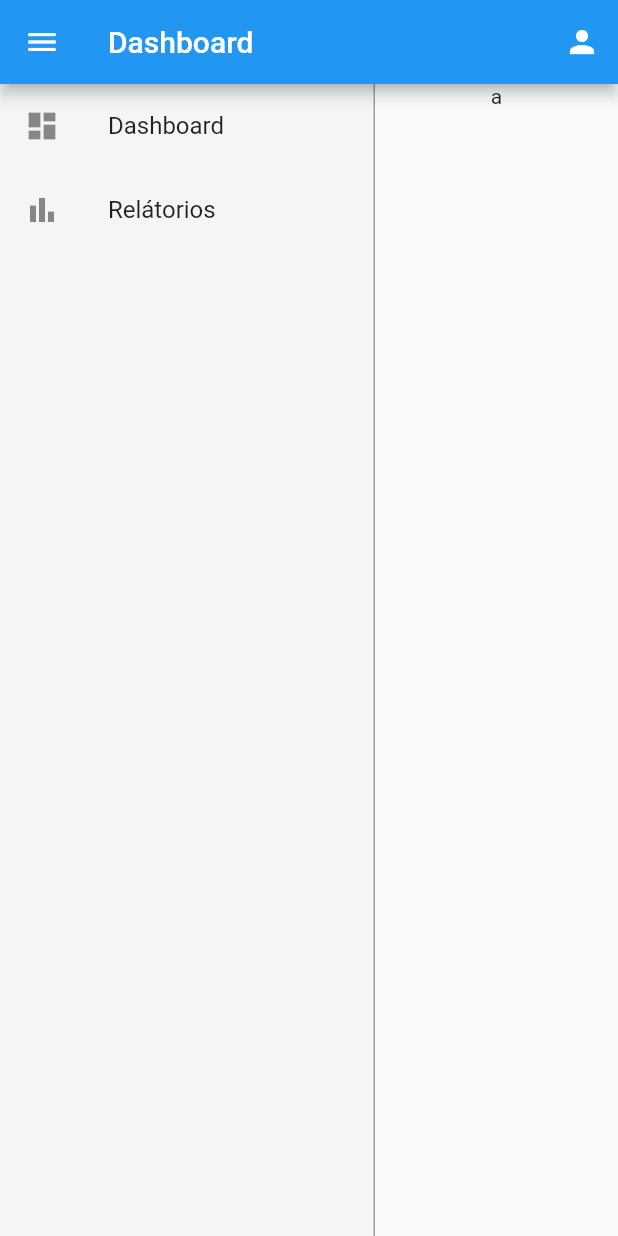
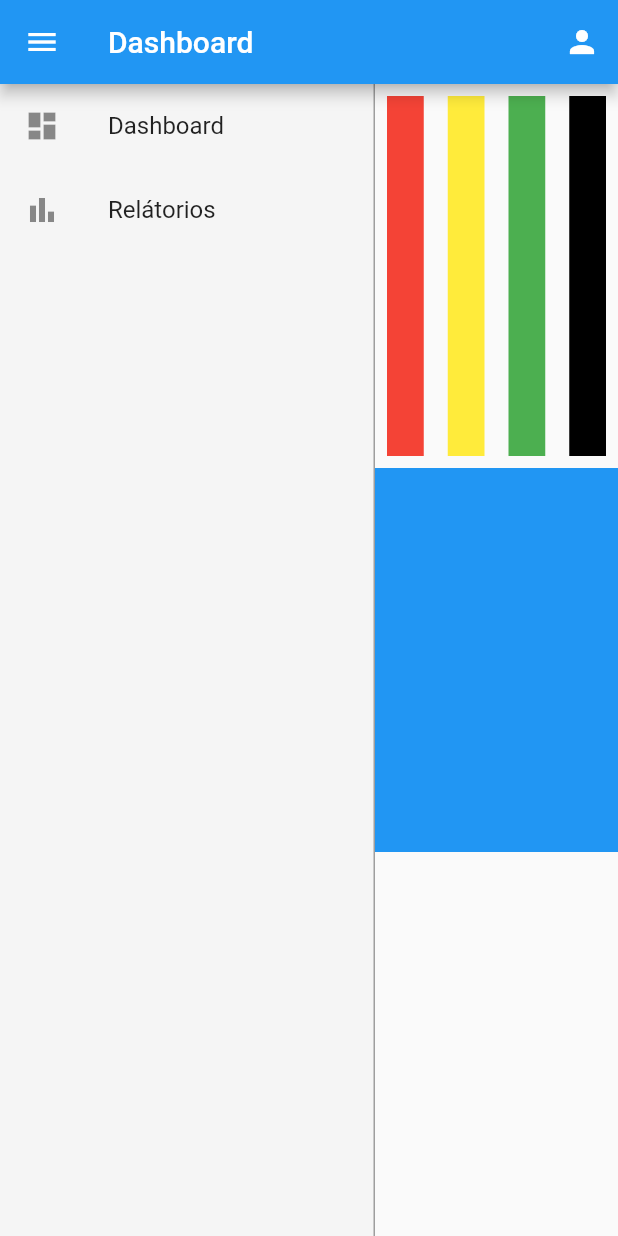
Before and after one commit to Noninus/admin_dash, a Flutter app: the RelatoriosPage screen opened by its route, after a tap on "Dashboard", on a phone screen of 412 x 824 dp. Run offline on Flutter 3.47's test engine with Material 2 defaults, Android fonts, the phone set to English and light mode, and no system bars; our stand-ins replace flutter_mobx, flutter_modular, mobx; generated files the repository leaves out were written again.

Commit message:
criado module dashboard

```diff
--- /dev/null
+++ b/lib/app/modules/dashboard/dashboard_page.dart
@@ -0,0 +1,64 @@
+import 'package:admin_dash/app/modules/dashboard/dashboard_controller.dart';
+import 'package:admin_dash/app/modules/home/my_scaffold.dart';
+import 'package:flutter/material.dart';
+import 'package:flutter_modular/flutter_modular.dart';
+
+class DashboardPage extends StatefulWidget {
+  final String title;
+  const DashboardPage({Key key, this.title = "Dashboard"}) : super(key: key);
+
+  @override
+  _DashboardPageState createState() => _DashboardPageState();
+}
+
+class _DashboardPageState
+    extends ModularState<DashboardPage, DashboardController> {
+  //use 'controller' variable to access controller
+
+  @override
+  Widget build(BuildContext context) {
+    return MyScaffold(
+        body: Column(
+      children: [
+        Expanded(
+          child: Row(
+            children: [
+              Expanded(
+                child: Container(
+                  margin: const EdgeInsets.all(8),
+                  color: Colors.red,
+                ),
+              ),
+              Expanded(
+                child: Container(
+                  margin: const EdgeInsets.all(8),
+                  color: Colors.yellow,
+                ),
+              ),
+              Expanded(
+                child: Container(
+                  margin: const EdgeInsets.all(8),
+                  color: Colors.green,
+                ),
+              ),
+              Expanded(
+                child: Container(
+                  margin: const EdgeInsets.all(8),
+                  color: Colors.black,
+                ),
+              )
+            ],
+          ),
+        ),
+        Expanded(
+          child: Container(
+            color: Colors.blue,
+          ),
+        ),
+        Expanded(
+          child: Container(),
+        )
+      ],
+    ));
+  }
+}
--- a/lib/app/modules/home/home_widget.dart
+++ /dev/null
@@ -1,10 +0,0 @@
-import 'package:flutter/material.dart';
-
-class HomeWidget extends StatelessWidget {
-  @override
-  Widget build(BuildContext context) {
-    return Column(
-      children: [Text("a")],
-    );
-  }
-}
--- a/lib/app/modules/home/home_page.dart
+++ b/lib/app/modules/home/my_scaffold.dart
@@ -3,17 +3,17 @@ import 'package:flutter_mobx/flutter_mobx.dart';
 import 'package:flutter_modular/flutter_modular.dart';
 import 'home_controller.dart';
 
-class HomePage extends StatefulWidget {
+class MyScaffold extends StatefulWidget {
   final String title;
   final Widget body;
-  const HomePage({Key key, this.title = "Dashboard", this.body})
+  const MyScaffold({Key key, this.title = "Dashboard", this.body})
       : super(key: key);
 
   @override
-  _HomePageState createState() => _HomePageState();
+  _MyScaffoldState createState() => _MyScaffoldState();
 }
 
-class _HomePageState extends ModularState<HomePage, HomeController> {
+class _MyScaffoldState extends ModularState<MyScaffold, HomeController> {
   //use 'controller' variable to access controller
 
   @override
@@ -47,7 +47,8 @@ class _HomePageState extends ModularState<HomePage, HomeController> {
                       ListTile(
                         leading: Icon(Icons.dashboard),
                         title: Text("Dashboard"),
-                        onTap: () => Modular.to.pushReplacementNamed('/home'),
+                        onTap: () =>
+                            Modular.to.pushReplacementNamed('/home/dashboard'),
                       ),
                       ListTile(
                         leading: Icon(Icons.bar_chart),
--- a/lib/app/modules/login/login_page.dart
+++ b/lib/app/modules/login/login_page.dart
@@ -75,7 +75,7 @@ class _LoginPageState extends ModularState<LoginPage, LoginController> {
   }
 
   _entrar() {
-    Modular.to.pushReplacementNamed('home');
+    Modular.to.pushReplacementNamed('home/dashboard');
   }
 
   @override
--- a/lib/app/modules/relatorios/relatorios_page.dart
+++ b/lib/app/modules/relatorios/relatorios_page.dart
@@ -1,4 +1,4 @@
-import 'package:admin_dash/app/modules/home/home_page.dart';
+import 'package:admin_dash/app/modules/home/my_scaffold.dart';
 import 'package:admin_dash/app/modules/relatorios/relatorios_controller.dart';
 import 'package:flutter/material.dart';
 import 'package:flutter_mobx/flutter_mobx.dart';
@@ -18,7 +18,7 @@ class _RelatoriosPageState
 
   @override
   Widget build(BuildContext context) {
-    return HomePage(
+    return MyScaffold(
         body: Column(
       children: [
         Observer(builder: (_) {
```
Also changed, not shown: lib/app/modules/dashboard/dashboard_controller.dart (added, +17 -0 lines), lib/app/modules/dashboard/dashboard_module.dart (added, +19 -0 lines), lib/app/modules/home/home_module.dart (+2 -5 lines), lib/app/modules/dashboard/dashboard_controller.g.dart (added).
